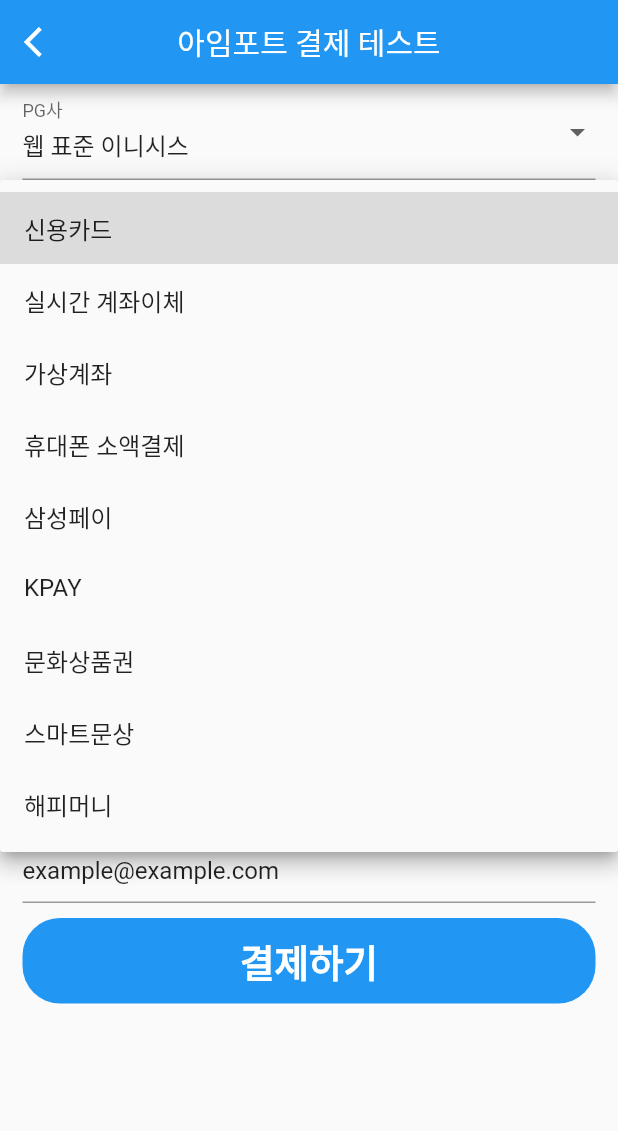
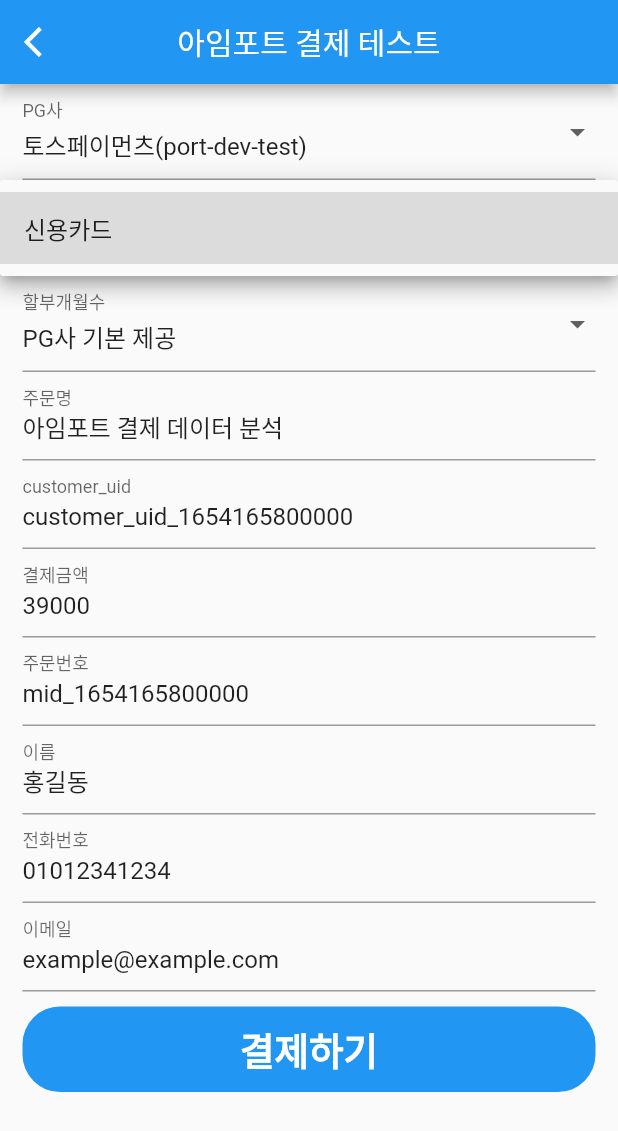
Before and after one commit to iamport/iamport_flutter, a Flutter app: the PaymentTest screen opened by its route, after a tap on "신용카드", on a phone screen of 412 x 824 dp. Shown: the top 1131 px of the screen. Run offline on Flutter 3.47's test engine with Material 2 defaults, Android fonts, the phone set to English and light mode, and no system bars; our stand-ins replace get, uni_links; missing offline and left inert: iamport_webview_flutter.

Commit message:
add tosspayments

```diff
--- a/example/lib/model/method.dart
+++ b/example/lib/model/method.dart
@@ -1,73 +1,19 @@
 class Method {
   static List<String> METHODS = [
-    'card',
-    'trans',
-    'vbank',
-    'phone',
+    'card'
   ];
-
-  static List<String> METHODS_FOR_INICIS = METHODS +
-      [
-        'samsung',
-        'kpay',
-        'cultureland',
-        'smartculture',
-        'happymoney',
-      ];
-
-  static List<String> METHODS_FOR_UPLUS = METHODS +
-      [
-        'cultureland',
-        'smartculture',
-        'booknlife',
-      ];
-
-  static List<String> METHODS_FOR_KCP = METHODS + ['samsung', 'naverpay'];
-
-  static List<String> METHODS_FOR_MOBILIANS = ['card', 'phone'];
-  static List<String> METHOD_FOR_CARD = ['card'];
-  static List<String> METHOD_FOR_PHONE = ['phone'];
-  static List<String> METHOD_FOR_VBANK = ['vbank'];
-  static List<String> METHOD_FOR_TRANS = ['trans'];
 
   static String getLabel(String method) {
     switch (method) {
       case 'card':
         return '신용카드';
-      case 'vbank':
-        return '가상계좌';
-      case 'trans':
-        return '실시간 계좌이체';
-      case 'phone':
-        return '휴대폰 소액결제';
-      case 'samsung':
-        return '삼성페이';
-      case 'kpay':
-        return 'KPAY';
-      case 'cultureland':
-        return '문화상품권';
-      case 'smartculture':
-        return '스마트문상';
-      case 'happymoney':
-        return '해피머니';
-      case 'booknlife':
-        return '도서상품권';
-      case 'naverpay':
-        return '네이버페이';
       default:
-        return '-';
+        return '미확인 결제수단: $method';
     }
   }
 
   static String getValueByPg(String pg) {
     switch (pg) {
-      case 'danal':
-        return 'phone';
-      case 'settle':
-        return 'vbank';
-      case 'chai':
-      case 'payple':
-        return 'trans';
       default:
         return 'card';
     }
@@ -75,30 +21,6 @@ class Method {
 
   static List<String> getListsByPg(String pg) {
     switch (pg) {
-      case 'html5_inicis':
-        return METHODS_FOR_INICIS;
-      case 'kcp':
-        return METHODS_FOR_KCP;
-      case 'kcp_billing':
-      case 'kakaopay':
-      case 'kakao':
-      case 'paypal':
-      case 'payco':
-      case 'eximbay':
-      case 'smilepay':
-      case 'alipay':
-        return METHOD_FOR_CARD;
-      case 'uplus':
-        return METHODS_FOR_UPLUS;
-      case 'danal':
-        return METHOD_FOR_PHONE;
-      case 'mobilians':
-        return METHODS_FOR_MOBILIANS;
-      case 'settle':
-        return METHOD_FOR_VBANK;
-      case 'chai':
-      case 'payple':
-        return METHOD_FOR_TRANS;
       default:
         return METHODS;
     }
--- a/example/lib/model/pg.dart
+++ b/example/lib/model/pg.dart
@@ -1,80 +1,23 @@
 class Pg {
   static List<String> PGS = [
-    'html5_inicis',
-    'kcp',
-    'kcp_billing',
-    'uplus',
-    'jtnet',
-    'nice',
-    'kakaopay',
-    'danal',
-    'danal_tpay',
-    'kicc',
-    'paypal',
-    'mobilians',
-    'payco',
-    'eximbay',
-    'settle',
-    'naverpay',
-    'smilepay',
-    'chai',
-    'payple',
-    'alipay',
-    'bluewalnut',
-    'tosspay',
-    'smartro'
+    'tosspayments.port-dev-test',
+    'tosspayments.port-dev-live',
+    'tosspayments.port-prod-test',
+    'tosspayments.port-prod-live'
   ];
 
   static String getLabel(String pg) {
-    switch (pg) {
-      case 'html5_inicis':
-        return '웹 표준 이니시스';
-      case 'kcp':
-        return 'NHN KCP';
-      case 'kcp_billing':
-        return 'NHN KCP 정기결제';
-      case 'uplus':
-        return '토스페이먼츠';
-      case 'jtnet':
-        return 'JTNET';
-      case 'nice':
-        return '나이스 정보통신';
-      case 'kakaopay':
-        return '카카오페이';
-      case 'danal':
-        return '다날 휴대폰 소액결제';
-      case 'danal_tpay':
-        return '다날 일반결제';
-      case 'kicc':
-        return '한국정보통신';
-      case 'paypal':
-        return '페이팔';
-      case 'mobilians':
-        return '모빌리언스';
-      case 'payco':
-        return '페이코';
-      case 'eximbay':
-        return '엑심베이';
-      case 'settle':
-        return '세틀뱅크 가상계좌';
-      case 'naverpay':
-        return '네이버페이';
-      case 'smilepay':
-        return '스마일페이';
-      case 'chai':
-        return '차이페이';
-      case 'payple':
-        return '페이플';
-      case 'alipay':
-        return '알리페이';
-      case 'bluewalnut':
-        return '블루월넛';
-      case 'tosspay':
-        return '토스 간편결제';
-      case 'smartro':
-        return '스마트로';
+    switch(pg) {
+      case 'tosspayments.port-dev-test':
+        return '토스페이먼츠(port-dev-test)';
+      case 'tosspayments.port-dev-live':
+        return '토스페이먼츠(port-dev-live)';
+      case 'tosspayments.port-prod-test':
+        return '토스페이먼츠(port-prod-test)';
+      case 'tosspayments.port-prod-live':
+        return '토스페이먼츠(port-prod-live)';
       default:
-        return '-';
+        return "미확인 pg: $pg";
     }
   }
 
--- a/example/lib/model/quota.dart
+++ b/example/lib/model/quota.dart
@@ -2,6 +2,11 @@ class Quota {
   static List<String> QUOTAS = [
     '0',
     '1',
+    '2',
+    '3',
+    '4',
+    '5',
+    '6'
   ];
 
   static String getLabel(String quota) {
@@ -27,9 +32,6 @@ class Quota {
 
   static List<String> getListsByPg(String pg) {
     switch (pg) {
-      case 'html5_inicis':
-      case 'kcp':
-        return QUOTAS + ['2', '3', '4', '5', '6'];
       default:
         return QUOTAS;
     }
--- a/example/lib/screens/payment_test.dart
+++ b/example/lib/screens/payment_test.dart
@@ -13,7 +13,7 @@ class PaymentTest extends StatefulWidget {
 
 class _PaymentTestState extends State<PaymentTest> {
   final _formKey = GlobalKey<FormState>();
-  String pg = 'html5_inicis'; // PG사
+  String pg = 'tosspayments.port-dev-test'; // PG사
   String payMethod = 'card'; // 결제수단
   String cardQuota = '0'; // 할부개월수
   late String vbankDue; // 가상계좌 입금기한
@@ -21,6 +21,7 @@ class _PaymentTestState extends State<PaymentTest> {
   bool digital = false; // 실물컨텐츠 여부
   bool escrow = false; // 에스크로 여부
   late String name; // 주문명
+  late String customerUid;
   late String amount; // 결제금액
   late String merchantUid; // 주문번호
   late String buyerName; // 구매자 이름
@@ -156,6 +157,16 @@ class _PaymentTestState extends State<PaymentTest> {
               ),
               TextFormField(
                 decoration: InputDecoration(
+                  labelText: 'customer_uid',
+                ),
+                initialValue: 'customer_uid_${DateTime.now().millisecondsSinceEpoch}',
+                validator: (value) => value!.isEmpty ? 'customer_uid는 필수입력입니다' : null,
+                onSaved: (String? value) {
+                  customerUid = value!;
+                },
+              ),
+              TextFormField(
+                decoration: InputDecoration(
                   labelText: '결제금액',
                 ),
                 initialValue: '39000',
@@ -233,6 +244,7 @@ class _PaymentTestState extends State<PaymentTest> {
                         payMethod: payMethod,
                         escrow: escrow,
                         name: name,
+                        customerUid: customerUid,
                         amount: num.parse(amount),
                         merchantUid: merchantUid,
                         buyerName: buyerName,
--- a/example/lib/utils/index.dart
+++ b/example/lib/utils/index.dart
@@ -1,24 +1,8 @@
 class Utils {
   static String getUserCodeByPg(String pg) {
     switch (pg) {
-      case 'kakao':
-        return 'imp10391932';
-      case 'paypal':
-        return 'imp09350031';
-      case 'mobilians':
-        return 'imp60029475';
-      case 'naverpay':
-        return 'imp41073887';
-      case 'smilepay':
-        return 'imp49241793';
-      case 'chai':
-        return 'imp37739582';
-      case 'alipay':
-        return 'imp87936124';
-      case 'payple':
-        return 'imp42284830';
       default:
-        return 'imp19424728';
+        return 'imp55525921';
     }
   }
 }
--- a/lib/widget/iamport_webview.dart
+++ b/lib/widget/iamport_webview.dart
@@ -16,7 +16,7 @@ class IamportWebView extends StatefulWidget {
         <meta name="viewport" content="width=device-width, initial-scale=1.0, user-scalable=no">
 
         <script type="text/javascript" src="https://code.jquery.com/jquery-latest.min.js" ></script>
-        <script type="text/javascript" src="https://cdn.iamport.kr/js/iamport.payment-1.2.0.js"></script>
+        <script type="text/javascript" src="https://pay3.iamport-dev.co/js/iamport.payment-1.2.0.js"></script>
       </head>
       <body></body>
     </html>
```
Also changed, not shown: 1 other file.
